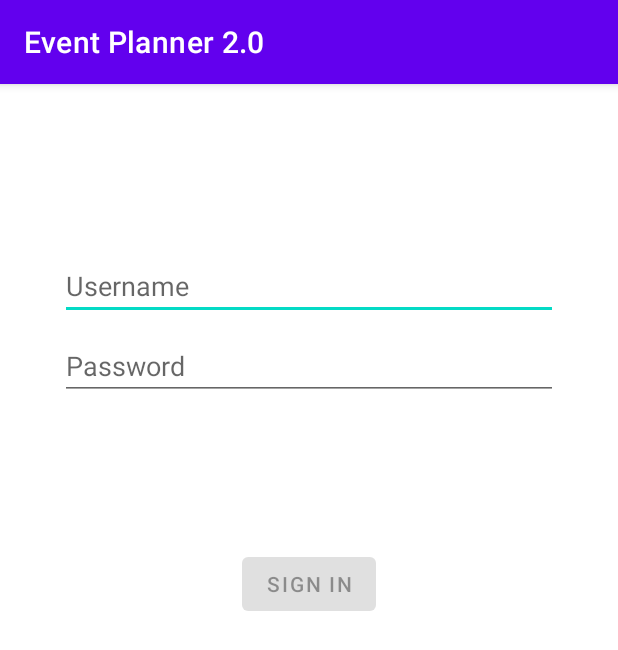
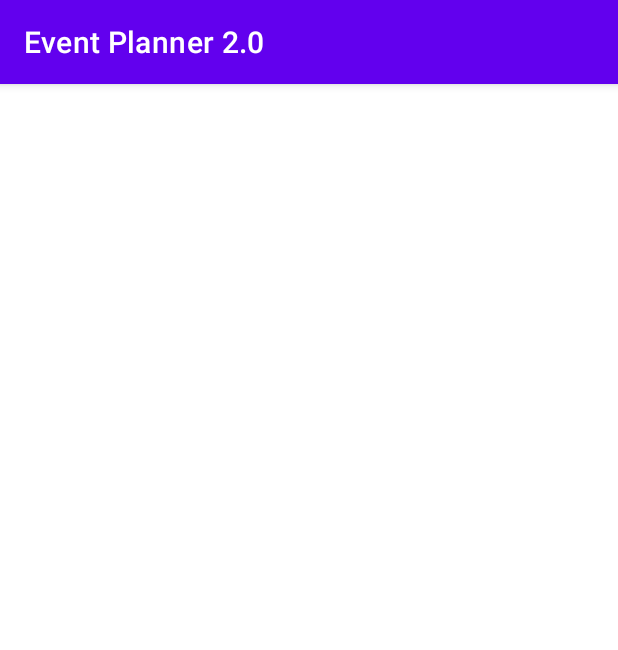
Before and after one commit to g3nke11/event_planner_2-0, an Android app: the screen it shows after launch (MainActivity), on a phone screen of 412 x 824 dp. Shown: the top 650 px of the screen. Run offline under Robolectric (Android 15) with nearby library versions, the phone set to English and light mode, and no system bars.

Commit message:
delete and start over again

```diff
--- /dev/null
+++ b/app/src/main/java/com/example/eventplanner2/entities/PDF.kt
@@ -0,0 +1,4 @@
+package com.example.eventplanner2.entities
+
+class PDF {
+}
--- a/app/src/main/java/com/example/eventplanner2/ui/login/LoginFragment.kt
+++ /dev/null
@@ -1,133 +0,0 @@
-package com.example.eventplanner2.ui.login
-
-import androidx.lifecycle.Observer
-import androidx.lifecycle.ViewModelProvider
-import androidx.annotation.StringRes
-import androidx.fragment.app.Fragment
-import android.os.Bundle
-import android.text.Editable
-import android.text.TextWatcher
-import android.view.LayoutInflater
-import android.view.View
-import android.view.ViewGroup
-import android.view.inputmethod.EditorInfo
-import android.widget.Button
-import android.widget.EditText
-import android.widget.ProgressBar
-import android.widget.Toast
-import androidx.navigation.fragment.findNavController
-import com.example.eventplanner2.databinding.FragmentLoginBinding
-
-import com.example.eventplanner2.R
-
-class LoginFragment : Fragment() {
-
-    private lateinit var loginViewModel: LoginViewModel
-    private var _binding: FragmentLoginBinding? = null
-
-    // This property is only valid between onCreateView and
-    // onDestroyView.
-    private val binding get() = _binding!!
-
-    override fun onCreateView(
-        inflater: LayoutInflater,
-        container: ViewGroup?,
-        savedInstanceState: Bundle?
-    ): View {
-
-        _binding = FragmentLoginBinding.inflate(inflater, container, false)
-        return binding.root
-
-    }
-
-    override fun onViewCreated(view: View, savedInstanceState: Bundle?) {
-        super.onViewCreated(view, savedInstanceState)
-        loginViewModel = ViewModelProvider(this, LoginViewModelFactory())
-            .get(LoginViewModel::class.java)
-
-        val usernameEditText = binding.username
-        val passwordEditText = binding.password
-        val loginButton = binding.login
-        val loadingProgressBar = binding.loading
-
-        loginViewModel.loginFormState.observe(viewLifecycleOwner,
-            Observer { loginFormState ->
-                if (loginFormState == null) {
-                    return@Observer
-                }
-                loginButton.isEnabled = loginFormState.isDataValid
-                loginFormState.usernameError?.let {
-                    usernameEditText.error = getString(it)
-                }
-                loginFormState.passwordError?.let {
-                    passwordEditText.error = getString(it)
-                }
-            })
-
-        loginViewModel.loginResult.observe(viewLifecycleOwner,
-            Observer { loginResult ->
-                loginResult ?: return@Observer
-                loadingProgressBar.visibility = View.GONE
-                loginResult.error?.let {
-                    showLoginFailed(it)
-                }
-                loginResult.success?.let {
-                    updateUiWithUser(it)
-                    findNavController().navigate(R.id.action_loginFragment_to_eventsFragment)
-                }
-            })
-
-        val afterTextChangedListener = object : TextWatcher {
-            override fun beforeTextChanged(s: CharSequence, start: Int, count: Int, after: Int) {
-                // ignore
-            }
-
-            override fun onTextChanged(s: CharSequence, start: Int, before: Int, count: Int) {
-                // ignore
-            }
-
-            override fun afterTextChanged(s: Editable) {
-                loginViewModel.loginDataChanged(
-                    usernameEditText.text.toString(),
-                    passwordEditText.text.toString()
-                )
-            }
-        }
-        usernameEditText.addTextChangedListener(afterTextChangedListener)
-        passwordEditText.addTextChangedListener(afterTextChangedListener)
-        passwordEditText.setOnEditorActionListener { _, actionId, _ ->
-            if (actionId == EditorInfo.IME_ACTION_DONE) {
-                loginViewModel.login(
-                    usernameEditText.text.toString(),
-                    passwordEditText.text.toString()
-                )
-            }
-            false
-        }
-
-        loginButton.setOnClickListener {
-            loadingProgressBar.visibility = View.VISIBLE
-            loginViewModel.login(
-                usernameEditText.text.toString(),
-                passwordEditText.text.toString()
-            )
-        }
-    }
-
-    private fun updateUiWithUser(model: LoggedInUserView) {
-        val welcome = getString(R.string.welcome) + model.displayName
-        // TODO : initiate successful logged in experience
-        val appContext = context?.applicationContext ?: return
-        Toast.makeText(appContext, welcome, Toast.LENGTH_LONG).show()
-    }
-
-    private fun showLoginFailed(@StringRes errorString: Int) {
-        val appContext = context?.applicationContext ?: return
-        Toast.makeText(appContext, errorString, Toast.LENGTH_LONG).show()
-    }
-
-    override fun onDestroyView() {
-        super.onDestroyView()
-        _binding = null
-    }
-}
--- a/app/src/main/java/com/example/eventplanner2/ui/login/LoginViewModelFactory.kt
+++ /dev/null
@@ -1,25 +0,0 @@
-package com.example.eventplanner2.ui.login
-
-import androidx.lifecycle.ViewModel
-import androidx.lifecycle.ViewModelProvider
-import com.example.eventplanner2.data.LoginDataSource
-import com.example.eventplanner2.data.LoginRepository
-
-/**
- * ViewModel provider factory to instantiate LoginViewModel.
- * Required given LoginViewModel has a non-empty constructor
- */
-class LoginViewModelFactory : ViewModelProvider.Factory {
-
-    @Suppress("UNCHECKED_CAST")
-    override fun <T : ViewModel> create(modelClass: Class<T>): T {
-        if (modelClass.isAssignableFrom(LoginViewModel::class.java)) {
-            return LoginViewModel(
-                loginRepository = LoginRepository(
-                    dataSource = LoginDataSource()
-                )
-            ) as T
-        }
-        throw IllegalArgumentException("Unknown ViewModel class")
-    }
-}
--- a/app/src/main/res/layout/activity_main.xml
+++ b/app/src/main/res/layout/activity_main.xml
@@ -7,12 +7,4 @@
     android:layout_height="match_parent"
     tools:context=".MainActivity">
 
-    <androidx.fragment.app.FragmentContainerView
-        android:id="@+id/my_nav_host_fragment"
-        android:name="androidx.navigation.fragment.NavHostFragment"
-        android:layout_width="match_parent"
-        android:layout_height="match_parent"
-        app:defaultNavHost="true"
-        app:navGraph="@navigation/navigation" />
-
 </androidx.constraintlayout.widget.ConstraintLayout>
--- a/app/src/main/res/layout/fragment_login.xml
+++ /dev/null
@@ -1,76 +0,0 @@
-<?xml version="1.0" encoding="utf-8"?>
-<androidx.constraintlayout.widget.ConstraintLayout xmlns:android="http://schemas.android.com/apk/res/android"
-    xmlns:app="http://schemas.android.com/apk/res-auto"
-    xmlns:tools="http://schemas.android.com/tools"
-    android:id="@+id/container"
-    android:layout_width="match_parent"
-    android:layout_height="match_parent"
-    android:paddingLeft="@dimen/fragment_horizontal_margin"
-    android:paddingTop="@dimen/fragment_vertical_margin"
-    android:paddingRight="@dimen/fragment_horizontal_margin"
-    android:paddingBottom="@dimen/fragment_vertical_margin"
-    tools:context=".ui.login.LoginFragment">
-
-    <EditText
-        android:id="@+id/username"
-        android:layout_width="0dp"
-        android:layout_height="wrap_content"
-        android:layout_marginStart="24dp"
-        android:layout_marginTop="96dp"
-        android:layout_marginEnd="24dp"
-        android:hint="@string/prompt_username"
-        android:inputType="textEmailAddress"
-        android:selectAllOnFocus="true"
-        app:layout_constraintEnd_toEndOf="parent"
-        app:layout_constraintStart_toStartOf="parent"
-        app:layout_constraintTop_toTopOf="parent" />
-
-    <EditText
-        android:id="@+id/password"
-        android:layout_width="0dp"
-        android:layout_height="wrap_content"
-        android:layout_marginStart="24dp"
-        android:layout_marginTop="8dp"
-        android:layout_marginEnd="24dp"
-        android:hint="@string/prompt_password"
-        android:imeActionLabel="@string/action_sign_in_short"
-        android:imeOptions="actionDone"
-        android:inputType="textPassword"
-        android:selectAllOnFocus="true"
-        app:layout_constraintEnd_toEndOf="parent"
-        app:layout_constraintStart_toStartOf="parent"
-        app:layout_constraintTop_toBottomOf="@+id/username" />
-
-    <Button
-        android:id="@+id/login"
-        android:layout_width="wrap_content"
-        android:layout_height="wrap_content"
-        android:layout_gravity="start"
-        android:layout_marginStart="48dp"
-        android:layout_marginTop="16dp"
-        android:layout_marginEnd="48dp"
-        android:layout_marginBottom="64dp"
-        android:enabled="false"
-        android:text="@string/action_sign_in"
-        app:layout_constraintBottom_toBottomOf="parent"
-        app:layout_constraintEnd_toEndOf="parent"
-        app:layout_constraintStart_toStartOf="parent"
-        app:layout_constraintTop_toBottomOf="@+id/password"
-        app:layout_constraintVertical_bias="0.2" />
-
-    <ProgressBar
-        android:id="@+id/loading"
-        android:layout_width="wrap_content"
-        android:layout_height="wrap_content"
-        android:layout_gravity="center"
-        android:layout_marginStart="32dp"
-        android:layout_marginTop="64dp"
-        android:layout_marginEnd="32dp"
-        android:layout_marginBottom="64dp"
-        android:visibility="gone"
-        app:layout_constraintBottom_toBottomOf="parent"
-        app:layout_constraintEnd_toEndOf="@+id/password"
-        app:layout_constraintStart_toStartOf="@+id/password"
-        app:layout_constraintTop_toTopOf="parent"
-        app:layout_constraintVertical_bias="0.3" />
-</androidx.constraintlayout.widget.ConstraintLayout>
--- a/app/src/main/res/navigation/navigation.xml
+++ /dev/null
@@ -1,26 +0,0 @@
-<?xml version="1.0" encoding="utf-8"?>
-<navigation xmlns:android="http://schemas.android.com/apk/res/android"
-             xmlns:app="http://schemas.android.com/apk/res-auto"
-    xmlns:tools="http://schemas.android.com/tools"
-    android:id="@+id/navigation"
-    app:startDestination="@id/loginFragment">
-
-    <fragment
-        android:id="@+id/loginFragment"
-        android:name="com.example.eventplanner2.ui.login.LoginFragment"
-        android:label="fragment_login"
-        tools:layout="@layout/fragment_login" >
-        <action
-            android:id="@+id/action_loginFragment_to_eventsFragment"
-            app:destination="@id/eventsFragment" />
-    </fragment>
-    <fragment
-        android:id="@+id/eventsFragment"
-        android:name="com.example.eventplanner2.ui.EventsFragment"
-        android:label="fragment_events"
-        tools:layout="@layout/fragment_events" >
-        <action
-            android:id="@+id/action_eventsFragment_to_loginFragment"
-            app:destination="@id/loginFragment" />
-    </fragment>
-</navigation>
```
Also changed, not shown: app/src/main/java/com/example/eventplanner2/data/LoginDataSource.kt (deleted, +0 -24 lines), app/src/main/java/com/example/eventplanner2/data/LoginRepository.kt (deleted, +0 -46 lines), app/src/main/java/com/example/eventplanner2/data/Result.kt (deleted, +0 -18 lines), app/src/main/java/com/example/eventplanner2/data/model/LoggedInUser.kt (deleted, +0 -9 lines), app/src/main/java/com/example/eventplanner2/ui/EventsFragment.kt (deleted, +0 -44 lines), app/src/main/java/com/example/eventplanner2/ui/login/LoggedInUserView.kt (deleted, +0 -9 lines), app/src/main/java/com/example/eventplanner2/ui/login/LoginFormState.kt (deleted, +0 -10 lines), app/src/main/java/com/example/eventplanner2/ui/login/LoginResult.kt (deleted, +0 -9 lines), app/src/main/java/com/example/eventplanner2/ui/login/LoginViewModel.kt (deleted, +0 -55 lines), app/src/main/res/layout/fragment_events.xml (deleted, +0 -46 lines).
